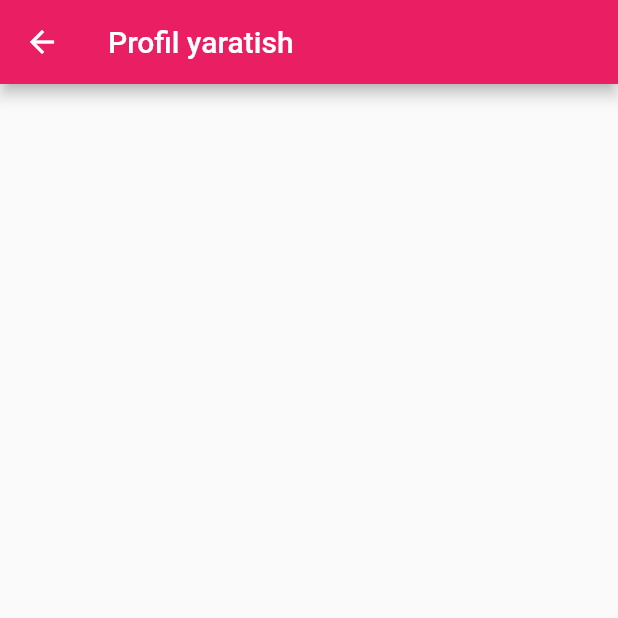
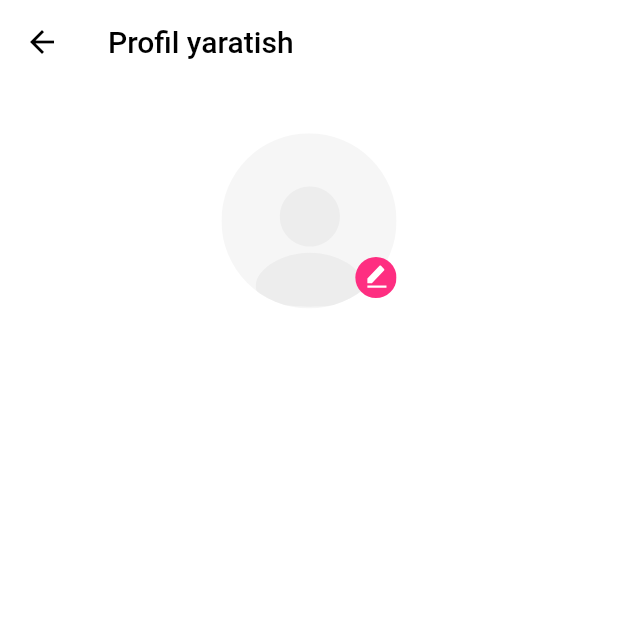
Before and after one commit to said8811/LadyTaxi, a Flutter app: the ProfileCreatePage screen opened directly, on a phone screen of 412 x 824 dp, the top half of it. Run offline on Flutter 3.47's test engine with Material 2 defaults, Android fonts, the light colour scheme and no system bars; our stand-ins replace flutter_screenutil, flutter_svg, google_fonts, pin_code_text_field, toast.

Commit message:
profile_create

```diff
--- a/lib/ui/registery/profile_create_page.dart
+++ b/lib/ui/registery/profile_create_page.dart
@@ -1,4 +1,6 @@
 import 'package:flutter/material.dart';
+import 'package:flutter_screenutil/flutter_screenutil.dart';
+import 'package:flutter_svg/flutter_svg.dart';
 
 class ProfileCreatePage extends StatelessWidget {
   const ProfileCreatePage({super.key});
@@ -7,7 +9,26 @@
   Widget build(BuildContext context) {
     return Scaffold(
       appBar: AppBar(
-        title: Text("Profil yaratish"),
+        backgroundColor: Colors.white,
+        elevation: 0,
+        iconTheme: const IconThemeData(color: Colors.black),
+        title: const Text(
+          "Profil yaratish",
+          style: TextStyle(color: Colors.black),
+        ),
+      ),
+      body: Container(
+        decoration: const BoxDecoration(color: Colors.white),
+        width: double.infinity,
+        child: Column(
+          children: [
+            SizedBox(height: 32.h),
+            SvgPicture.asset(
+              "assets/svg/edit_icon.json",
+              width: 102.w,
+            ),
+          ],
+        ),
       ),
     );
   }
```
Also changed, not shown: assets/svg/edit_icon.json (added, +11 -0 lines), lib/ui/registery/enter_pincode.dart (+9 -1 lines).
